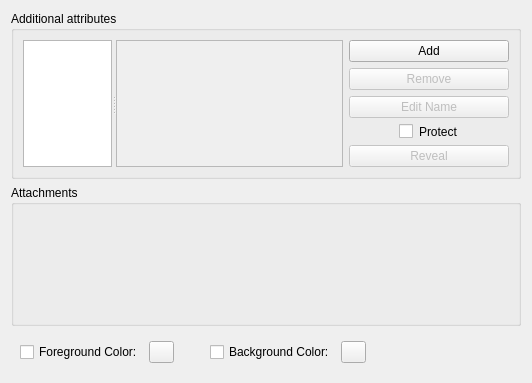
Before: the Qt Designer form src/gui/entry/EditEntryWidgetAdvanced.ui in keepassxreboot/keepassxc, drawn with Qt 5.
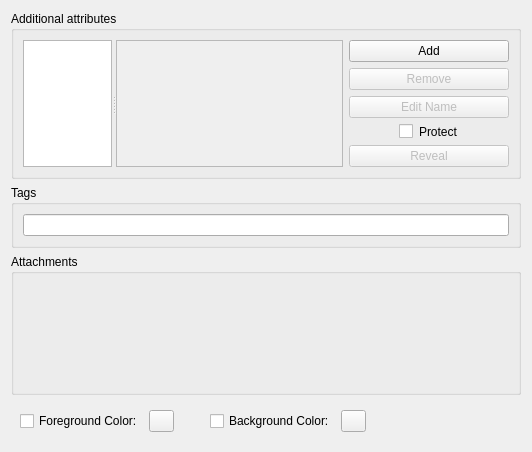
After: the same form once the commit is applied. Custom widgets are drawn as their Qt base class.

Diff of the .ui file:
```diff
--- a/src/gui/entry/EditEntryWidgetAdvanced.ui
+++ b/src/gui/entry/EditEntryWidgetAdvanced.ui
@@ -134,6 +134,22 @@
      </layout>
     </widget>
    </item>
+   <item>
+    <widget class="QGroupBox" name="tagsBox">
+     <property name="title">
+      <string>Tags</string>
+     </property>
+     <layout class="QHBoxLayout" name="horizontalLayout">
+      <item>
+       <widget class="QLineEdit" name="tagsEdit">
+        <property name="text">
+         <string/>
+        </property>
+       </widget>
+      </item>
+     </layout>
+    </widget>
+   </item>
    <item>
     <widget class="QGroupBox" name="attachmentsBox">
      <property name="title">
```
